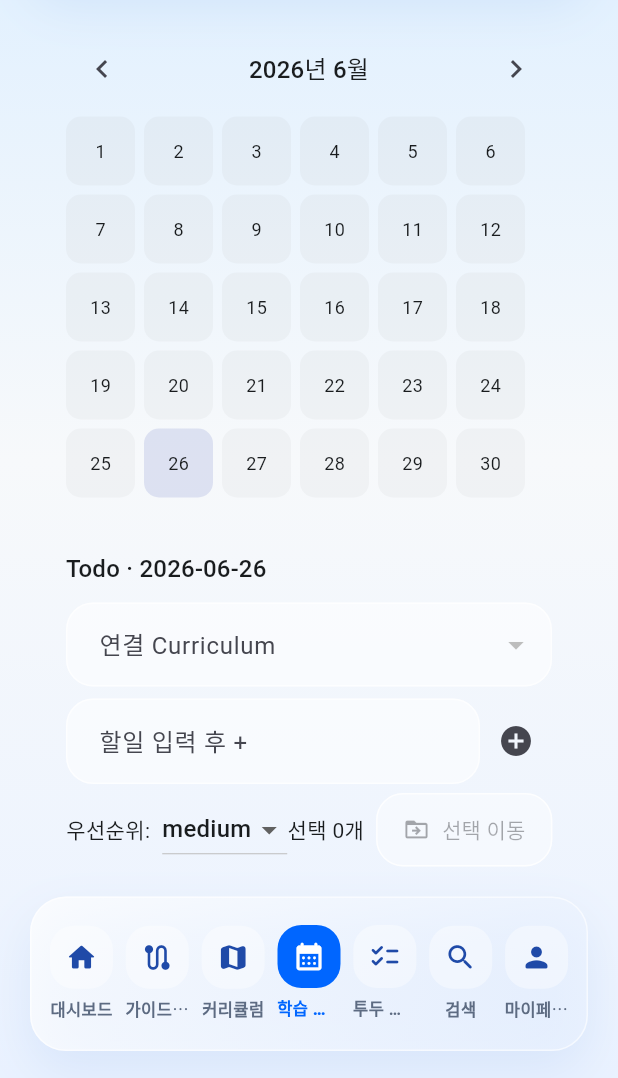
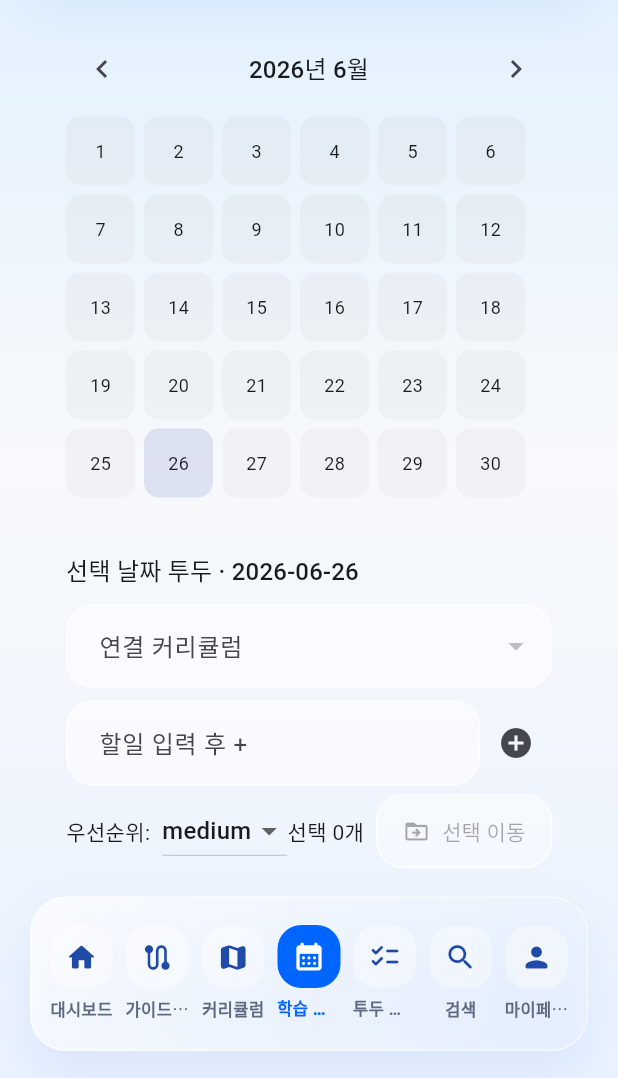
Before and after one commit to C4t4ddict/studypilot-flutter-app, a Flutter app: the PlannerCalendarPage screen opened by its route, on a phone screen of 412 x 824 dp, the part 158-1236 px from its top. Run offline on Flutter 3.47's test engine with Material 3 defaults, Android fonts, the phone set to English and light mode, and no system bars; our stand-ins replace flutter_dotenv, go_router, qr_flutter, rxdart, share_plus, supabase_flutter; accounts and stored records are empty; network calls fail.

Commit message:
학습 캘린더 화면 문구와 톤 1차 정리

```diff
--- a/lib/features/planner/calendar_page.dart
+++ b/lib/features/planner/calendar_page.dart
@@ -5,6 +5,7 @@ import 'package:go_router/go_router.dart';
 import 'package:qr_flutter/qr_flutter.dart';
 import 'package:share_plus/share_plus.dart';
 
+import '../../core/app_theme.dart';
 import '../../core/theme_controller.dart';
 import '../../services/planner_service.dart';
 
@@ -75,14 +76,14 @@ class _PlannerCalendarPageState extends State<PlannerCalendarPage> {
     await Clipboard.setData(ClipboardData(text: absolute));
     if (!mounted) return;
     ScaffoldMessenger.of(context).showSnackBar(
-      const SnackBar(content: Text('링크 복사 완료')),
+      const SnackBar(content: Text('공유 링크 복사 완료')),
     );
   }
 
   Future<void> _shareCurrentState() async {
     final absolute =
         kIsWeb ? '${Uri.base.origin}${_sharePath()}' : _sharePath();
-    await Share.share('GUICULUM 캘린더 상태 공유\n$absolute');
+    await Share.share('스터디 파일럿 학습 캘린더 공유\n$absolute');
   }
 
   Future<void> _showShareQr() async {
@@ -188,7 +189,7 @@ class _PlannerCalendarPageState extends State<PlannerCalendarPage> {
     final ok = await showDialog<bool>(
       context: context,
       builder: (_) => AlertDialog(
-        title: const Text('Todo 수정'),
+        title: const Text('투두 수정'),
         content: TextField(
             controller: ctrl,
             decoration: const InputDecoration(labelText: '제목')),
@@ -393,7 +394,7 @@ class _PlannerCalendarPageState extends State<PlannerCalendarPage> {
           icon: Icon(_sidebarExpanded ? Icons.menu_open : Icons.menu),
           onPressed: () => setState(() => _sidebarExpanded = !_sidebarExpanded),
         ),
-        title: const Text('Curriculum Calendar'),
+        title: const Text('학습 캘린더'),
         actions: [
           IconButton(
             tooltip: '라이트/다크 전환',
@@ -784,7 +785,7 @@ class _TodoPanel extends StatelessWidget {
       child: Column(
         crossAxisAlignment: CrossAxisAlignment.start,
         children: [
-          Text('Todo · ${selected.toIso8601String().substring(0, 10)}',
+          Text('선택 날짜 투두 · ${selected.toIso8601String().substring(0, 10)}',
               style: Theme.of(context).textTheme.titleMedium),
           const SizedBox(height: 10),
           DropdownButtonFormField<String>(
@@ -796,7 +797,7 @@ class _TodoPanel extends StatelessWidget {
                     ))
                 .toList(),
             onChanged: onCurriculumChanged,
-            decoration: const InputDecoration(labelText: '연결 Curriculum'),
+            decoration: const InputDecoration(labelText: '연결 커리큘럼'),
           ),
           const SizedBox(height: 8),
           Row(
@@ -840,7 +841,7 @@ class _TodoPanel extends StatelessWidget {
           const SizedBox(height: 10),
           Expanded(
             child: selectedTodos.isEmpty
-                ? const Center(child: Text('선택 날짜에 Todo가 없습니다.'))
+                ? const Center(child: Text('선택한 날짜에 등록된 투두가 없어.'))
                 : ListView.builder(
                     itemCount: selectedTodos.length,
                     itemBuilder: (_, i) {
```
